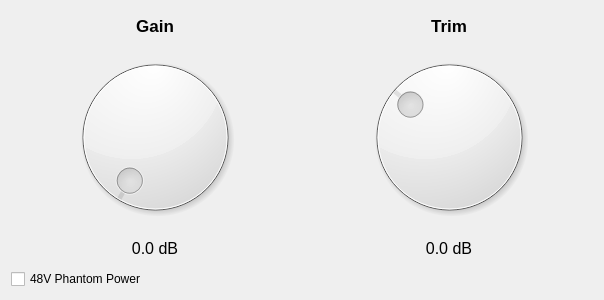
Qt form coreui/pipes/ui/GainTrimUI.ui (OpenSoundStack/OpenAudioLiveSystem) before a commit.
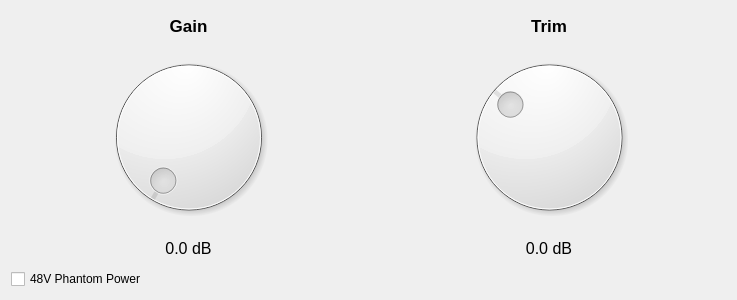
The same form after that commit.

```diff
--- a/coreui/pipes/ui/GainTrimUI.ui
+++ b/coreui/pipes/ui/GainTrimUI.ui
@@ -6,7 +6,7 @@
    <rect>
     <x>0</x>
     <y>0</y>
-    <width>604</width>
+    <width>737</width>
     <height>300</height>
    </rect>
   </property>
```
